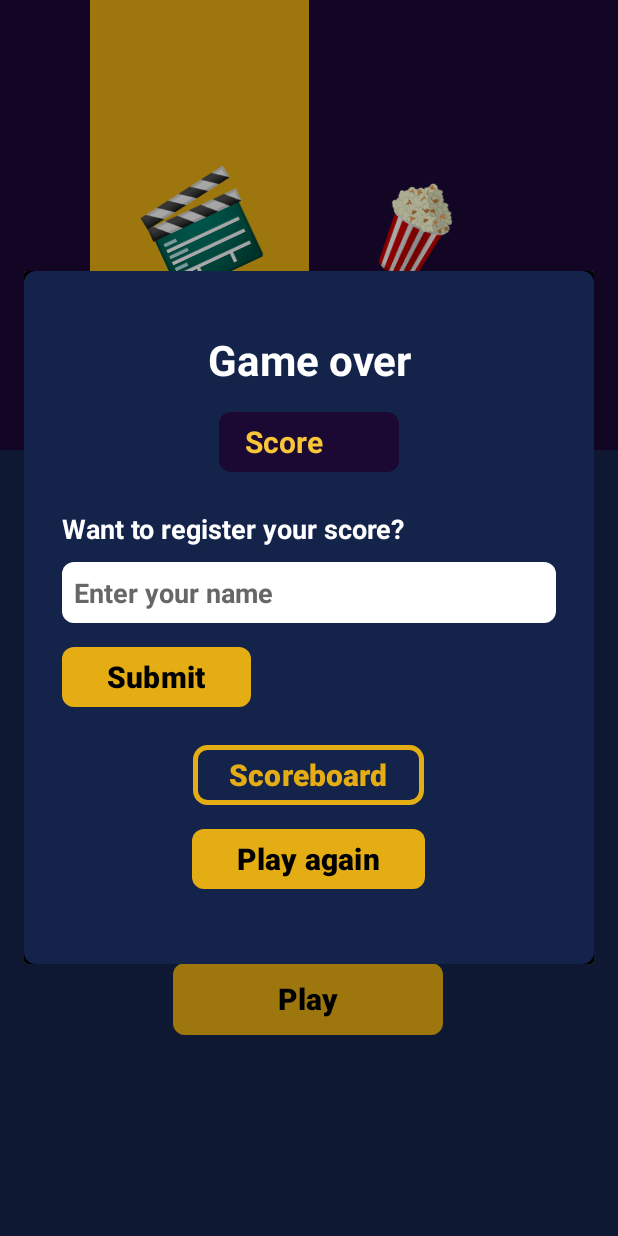
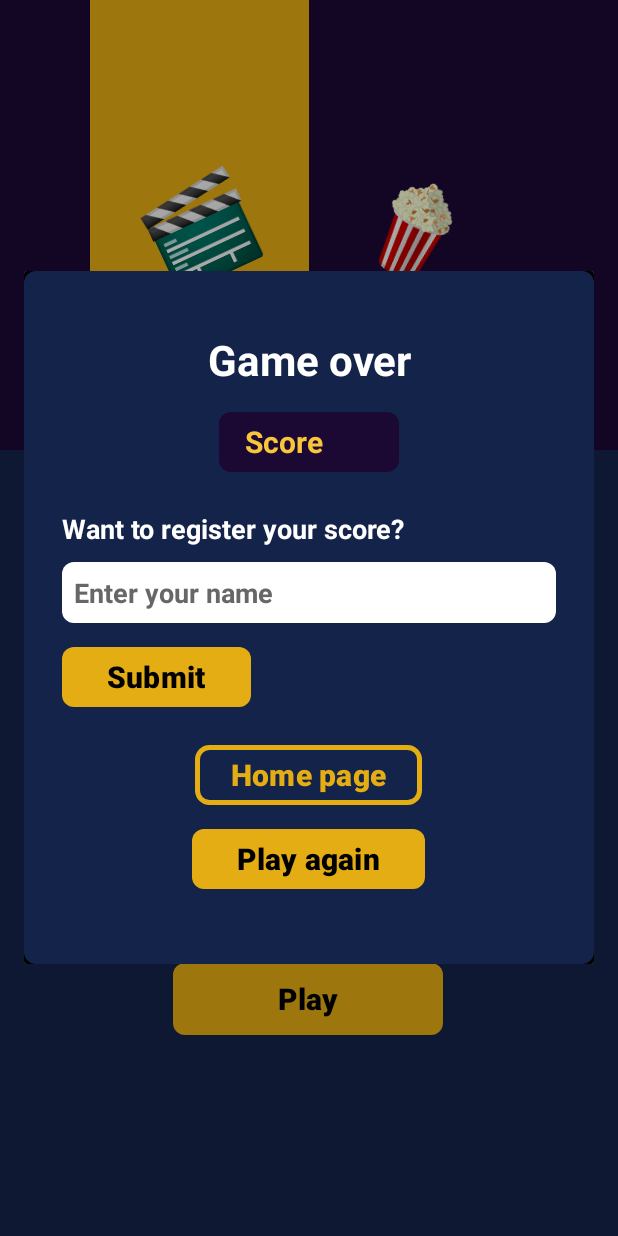
Before and after one commit to LQ471/RatingGuessr, an Android app: the GameOverPopUp screen opened through its navigation route, on a phone screen of 412 x 824 dp. Run offline under Robolectric (Android 15) with nearby library versions, the phone set to English and light mode, and no system bars; pictures from the network do not load.

Commit message:
Changed text of button

```diff
--- a/app/src/main/res/layout/fragment_game_over_pop_up.xml
+++ b/app/src/main/res/layout/fragment_game_over_pop_up.xml
@@ -1,7 +1,6 @@
 <?xml version="1.0" encoding="utf-8"?>
 <androidx.constraintlayout.widget.ConstraintLayout xmlns:android="http://schemas.android.com/apk/res/android"
     xmlns:app="http://schemas.android.com/apk/res-auto"
-    xmlns:tools="http://schemas.android.com/tools"
     android:layout_width="match_parent"
     android:layout_height="match_parent"
     android:background="@color/black">
@@ -92,7 +91,7 @@
             android:background="@drawable/button_highlighter"
             android:paddingTop="0dp"
             android:paddingBottom="0dp"
-            android:text="Scoreboard"
+            android:text="Home page"
             android:textColor="#E5AD14"
             android:textSize="20sp"
             android:textStyle="bold"/>
```
